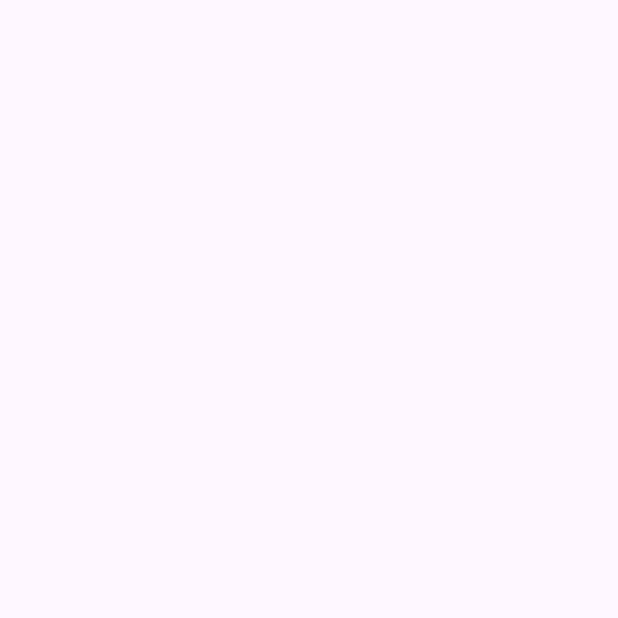
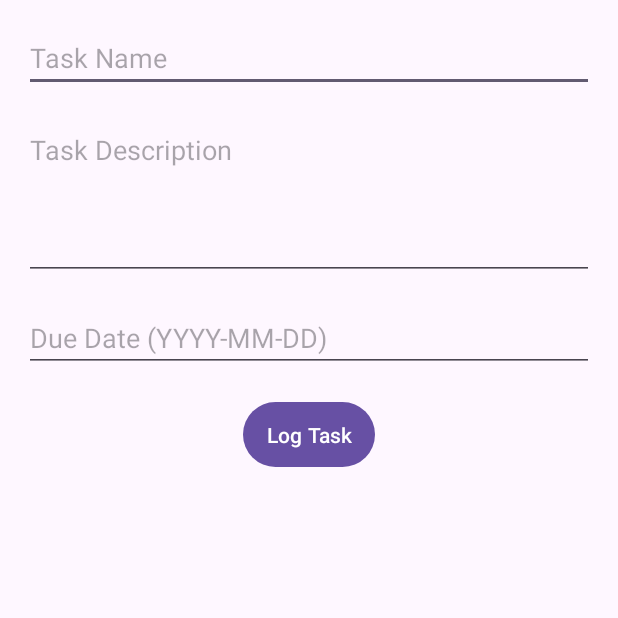
Before and after one commit to DanielBooysen/XBAD7319_POE, an Android app: the CreateTask screen opened directly, with no data from a screen before it, on a phone screen of 412 x 824 dp, the top half of it. Before the commit the part shown is empty. Run offline under Robolectric (Android 15) with nearby library versions, the phone set to English and light mode, and no system bars; 1 statement that could not run was skipped.

Commit message:
Implemented Create Task functionality for admins and updated task layout
Added CreateTaskActivity to allow admins to log new tasks. Updated activity_create_task.xml to make the layout scalable and provide better user input for task description and due date.

```diff
--- a/app/src/main/res/layout/activity_create_task.xml
+++ b/app/src/main/res/layout/activity_create_task.xml
@@ -1,10 +1,42 @@
-<?xml version="1.0" encoding="utf-8"?>
-<androidx.constraintlayout.widget.ConstraintLayout xmlns:android="http://schemas.android.com/apk/res/android"
-    xmlns:app="http://schemas.android.com/apk/res-auto"
-    xmlns:tools="http://schemas.android.com/tools"
-    android:id="@+id/main"
+<LinearLayout xmlns:android="http://schemas.android.com/apk/res/android"
     android:layout_width="match_parent"
     android:layout_height="match_parent"
-    tools:context=".CreateTask">
+    android:orientation="vertical"
+    android:padding="16dp">
 
-</androidx.constraintlayout.widget.ConstraintLayout>
+    <EditText
+        android:id="@+id/taskNameEditText"
+        android:layout_width="match_parent"
+        android:layout_height="wrap_content"
+        android:hint="Task Name"
+        android:layout_marginBottom="16dp"
+        android:inputType="text"
+        android:maxLines="1" />
+
+    <EditText
+        android:id="@+id/descriptionEditText"
+        android:layout_width="match_parent"
+        android:layout_height="wrap_content"
+        android:hint="Task Description"
+        android:layout_marginBottom="16dp"
+        android:inputType="textMultiLine"
+        android:minLines="4"
+        android:gravity="top"
+        android:scrollbars="vertical" />
+
+    <EditText
+        android:id="@+id/dueDateEditText"
+        android:layout_width="match_parent"
+        android:layout_height="wrap_content"
+        android:layout_marginBottom="16dp"
+        android:hint="Due Date (YYYY-MM-DD)"
+        android:inputType="date" />
+
+    <Button
+        android:id="@+id/logTaskButton"
+        android:layout_width="wrap_content"
+        android:layout_height="wrap_content"
+        android:text="Log Task"
+        android:layout_gravity="center_horizontal"
+        android:padding="12dp" />
+</LinearLayout>
```
Also changed, not shown: app/src/main/java/com/example/xbcad7319/YourTasks.kt (+57 -10 lines).
